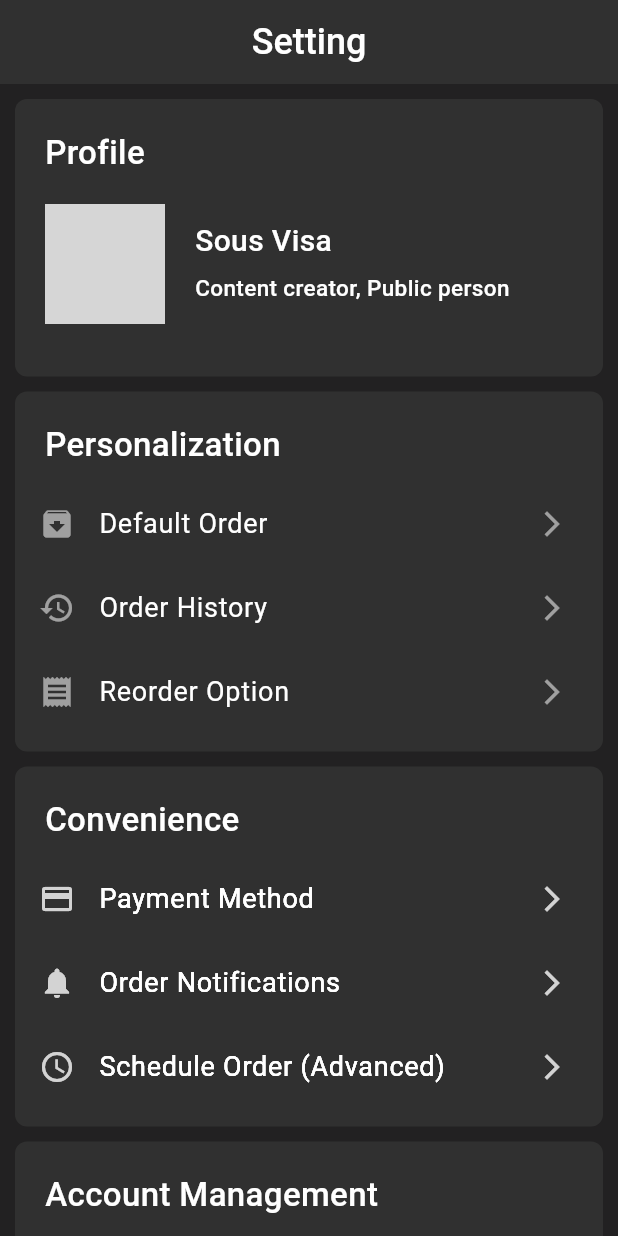
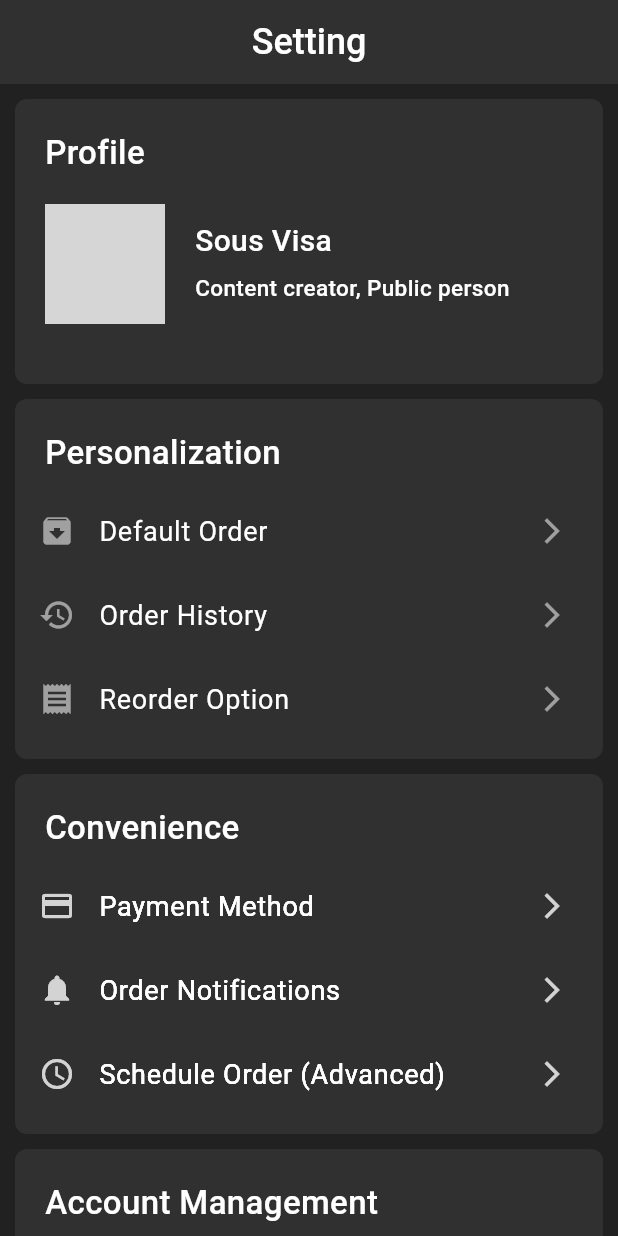
Before and after one commit to phuuhour/Project_Flutter, a Flutter app: the screen it shows after launch, on a phone screen of 412 x 824 dp. Run offline on Flutter 3.47's test engine with Material 3 defaults, Android fonts, the phone set to English and light mode, and no system bars; network calls fail; grey boxes are pictures that could not be loaded.

Commit message:
update in setting by vh

```diff
--- a/lib/ProfileDetailPage.dart
+++ b/lib/ProfileDetailPage.dart
@@ -29,7 +29,7 @@ class ProfileDetailPage extends StatelessWidget {
                     decoration: BoxDecoration(
                         borderRadius: BorderRadius.circular(8),
                         color: Colors.grey[850]),
-                    height: 185,
+                    height: 190,
                     width: MediaQuery.of(context).size.width,
                     child: Stack(
                       children: [
```
